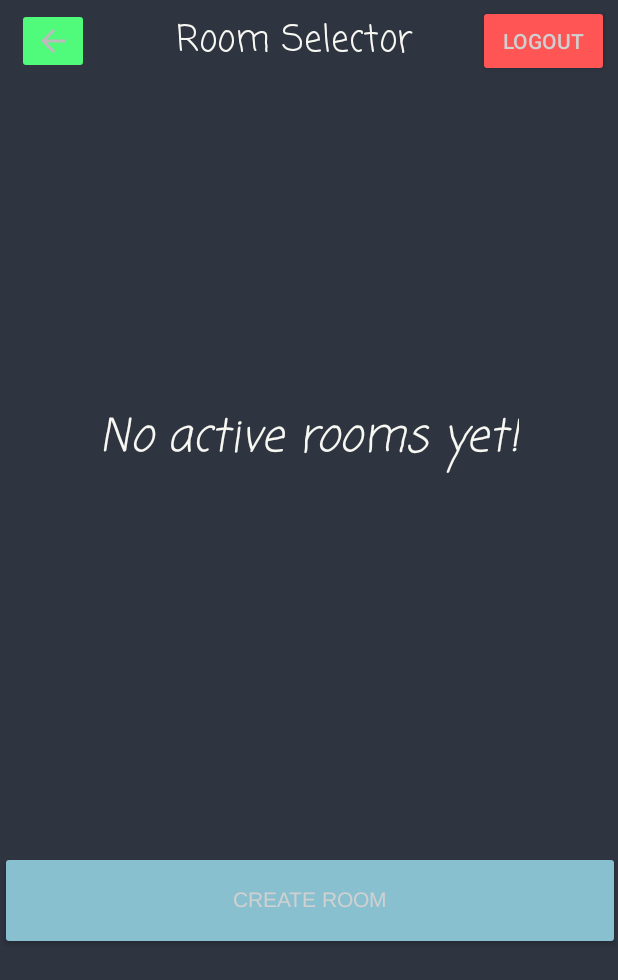
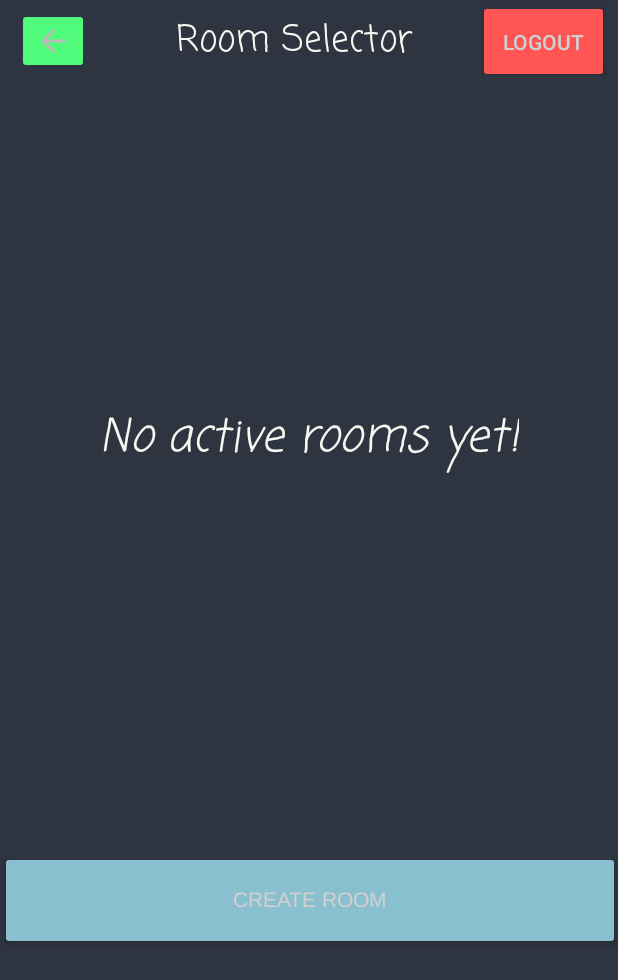
Before and after one commit to ignaudioz/tictactoe-pocket, an Android app: the RoomSelector screen opened directly, with no data from a screen before it, on a phone screen of 412 x 824 dp. Shown: the top 980 px of the screen. Run offline under Robolectric (Android 15) with nearby library versions, the phone set to English and light mode, and no system bars; our stand-ins replace Firebase (no records; nobody signed in at launch, a user with empty details on screens opened directly).

```diff
--- a/app/src/main/res/layout/activity_gameselection.xml
+++ b/app/src/main/res/layout/activity_gameselection.xml
@@ -51,7 +51,7 @@
             android:backgroundTint="#6272A4"
             android:drawableStart="@drawable/ic_baseline_supervisor_account_24"
             android:fontFamily="@font/arimo"
-            android:text="Local" />
+            android:text="local game" />
 
         <Button
             android:id="@+id/multibtn"
--- a/app/src/main/res/layout/activity_room_selector.xml
+++ b/app/src/main/res/layout/activity_room_selector.xml
@@ -41,12 +41,13 @@
 
         <Button
             android:id="@+id/logoutbtn"
-            android:layout_width="wrap_content"
-            android:layout_height="wrap_content"
+            android:layout_width="match_parent"
+            android:layout_height="match_parent"
             android:layout_gravity="center_vertical"
             android:layout_marginRight="5dp"
             android:layout_weight="1"
             android:backgroundTint="#ff5555"
+            android:gravity="center"
             android:text="@string/logout" />
 
     </LinearLayout>
```
Also changed, not shown: app/src/main/java/com/audioz/tictactoe/Room.java (+6 -10 lines), app/src/main/java/com/audioz/tictactoe/boardOnlineGame.java (+13 -3 lines).
